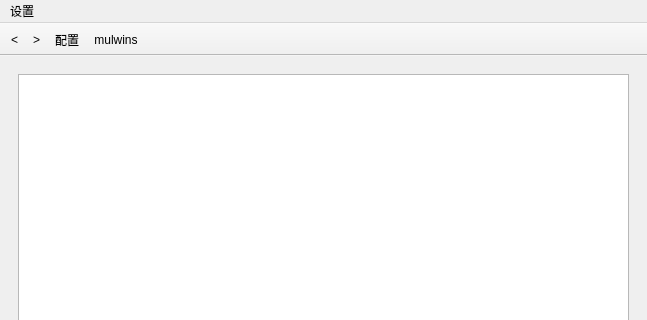
Qt form hdb_viewer_mem/viewer/hdb_main_ui.ui (liuguoyao/hdb_viewer_mem) before a commit; both pictures show x 0 to 647 and y 0 to 320 of the 647 by 507 pixel window.
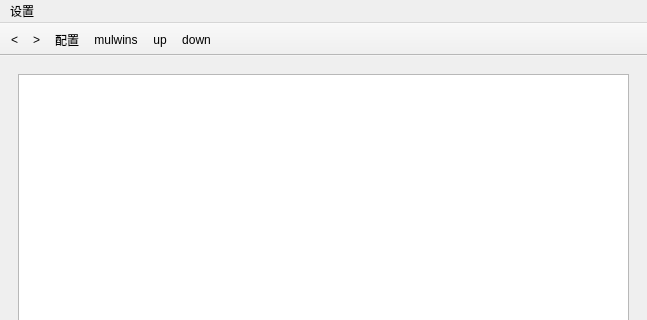
The same form after that commit.

The edit to the form file:
```diff
--- a/hdb_viewer_mem/viewer/hdb_main_ui.ui
+++ b/hdb_viewer_mem/viewer/hdb_main_ui.ui
@@ -140,6 +140,8 @@
    <addaction name="action_forward"/>
    <addaction name="action_config"/>
    <addaction name="actionmulwins"/>
+   <addaction name="action_up"/>
+   <addaction name="action_down"/>
   </widget>
   <widget class="QStatusBar" name="statusBar"/>
   <action name="action_config">
@@ -205,6 +207,16 @@
     <string>Right</string>
    </property>
   </action>
+  <action name="action_up">
+   <property name="text">
+    <string>up</string>
+   </property>
+  </action>
+  <action name="action_down">
+   <property name="text">
+    <string>down</string>
+   </property>
+  </action>
  </widget>
  <resources/>
  <connections/>
```
Left out of the diff: 2 changed lines with no effect on the pictures.
